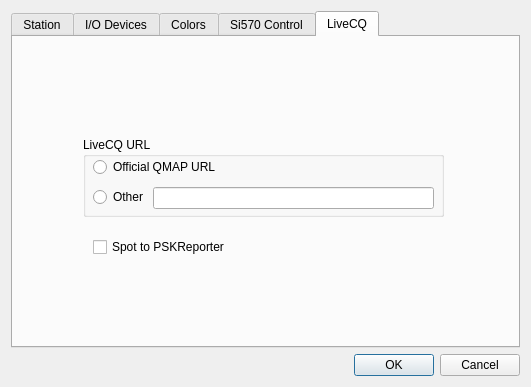
KJ5HST-LABS/wsjtx, file map65/devsetup.ui: the form before one commit.
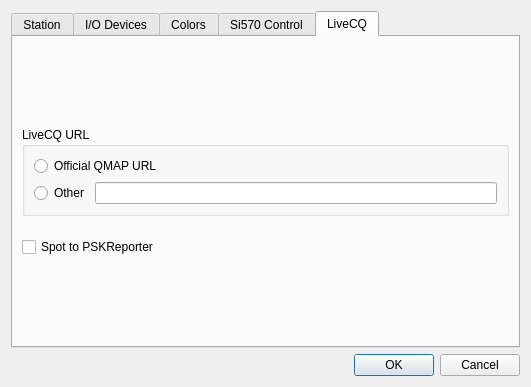
The form after the commit. The open tabs and pages were chosen to show the change.

Patch:
```diff
--- a/map65/devsetup.ui
+++ b/map65/devsetup.ui
@@ -1752,71 +1752,87 @@
       <attribute name="title">
        <string>LiveCQ</string>
       </attribute>
-      <widget class="QGroupBox" name="groupBox_4">
-       <property name="geometry">
-        <rect>
-         <x>70</x>
-         <y>100</y>
-         <width>361</width>
-         <height>80</height>
-        </rect>
-       </property>
+      <layout class="QGridLayout" name="gridLayout_2">
+       <item row="0" column="0">
+        <spacer name="verticalSpacer_6">
+         <property name="orientation">
+          <enum>Qt::Vertical</enum>
+         </property>
+         <property name="sizeHint" stdset="0">
+          <size>
+           <width>20</width>
+           <height>40</height>
+          </size>
+         </property>
+        </spacer>
+       </item>
+       <item row="3" column="0">
+        <widget class="QCheckBox" name="pskBox">
+         <property name="text">
+          <string>Spot to PSKReporter</string>
+         </property>
+        </widget>
+       </item>
+       <item row="4" column="0">
+        <spacer name="verticalSpacer_7">
+         <property name="orientation">
+          <enum>Qt::Vertical</enum>
+         </property>
+         <property name="sizeHint" stdset="0">
+          <size>
+           <width>20</width>
+           <height>40</height>
+          </size>
+         </property>
+        </spacer>
+       </item>
+       <item row="1" column="0">
+        <widget class="QGroupBox" name="LiveCQ_groupBox">
        <property name="title">
         <string>LiveCQ URL</string>
        </property>
+         <layout class="QGridLayout" name="gridLayout_9">
+          <item row="1" column="0">
        <widget class="QRadioButton" name="otherBut">
-        <property name="geometry">
-         <rect>
-          <x>10</x>
-          <y>50</y>
-          <width>51</width>
-          <height>20</height>
-         </rect>
-        </property>
         <property name="text">
          <string>Other</string>
         </property>
        </widget>
-       <widget class="QRadioButton" name="w3szBut">
-        <property name="geometry">
-         <rect>
-          <x>10</x>
-          <y>20</y>
-          <width>131</width>
-          <height>20</height>
-         </rect>
-        </property>
-        <property name="text">
-         <string>Official QMAP URL</string>
-        </property>
-       </widget>
+          </item>
+          <item row="1" column="1">
        <widget class="QLineEdit" name="otherUrlBox">
-        <property name="geometry">
-         <rect>
-          <x>70</x>
-          <y>50</y>
-          <width>281</width>
-          <height>22</height>
-         </rect>
-        </property>
         <property name="text">
          <string/>
         </property>
        </widget>
-      </widget>
-      <widget class="QCheckBox" name="pskBox">
-       <property name="geometry">
-        <rect>
-         <x>80</x>
-         <y>200</y>
-         <width>141</width>
-         <height>20</height>
-        </rect>
-       </property>
+          </item>
+          <item row="0" column="0" colspan="2">
+           <widget class="QRadioButton" name="w3szBut">
        <property name="text">
-        <string>Spot to PSKReporter</string>
-       </property>
-      </widget>
+             <string>Official QMAP URL</string>
+            </property>
+           </widget>
+          </item>
+         </layout>
+        </widget>
+       </item>
+       <item row="2" column="0">
+        <spacer name="verticalSpacer_8">
+         <property name="orientation">
+          <enum>Qt::Vertical</enum>
+         </property>
+         <property name="sizeType">
+          <enum>QSizePolicy::Fixed</enum>
+         </property>
+         <property name="sizeHint" stdset="0">
+          <size>
+           <width>20</width>
+           <height>15</height>
+          </size>
+         </property>
+        </spacer>
+       </item>
+      </layout>
      </widget>
     </widget>
    </item>
```
Left out of the diff: 2 changed lines with no effect on the pictures. Lines whose indentation alone changed are shown as unchanged.
